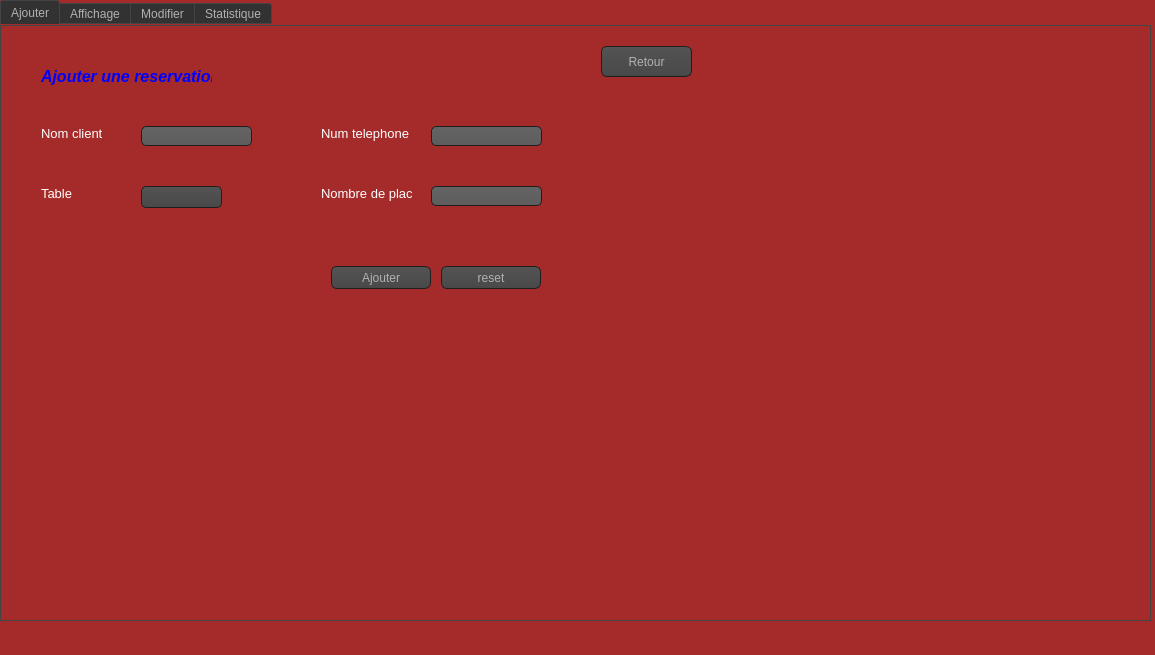
This is mainwindow.ui in soumaya-nheri/Smart-Restaurant-2A27 as Qt 5 draws it before an edit. The edited form follows.
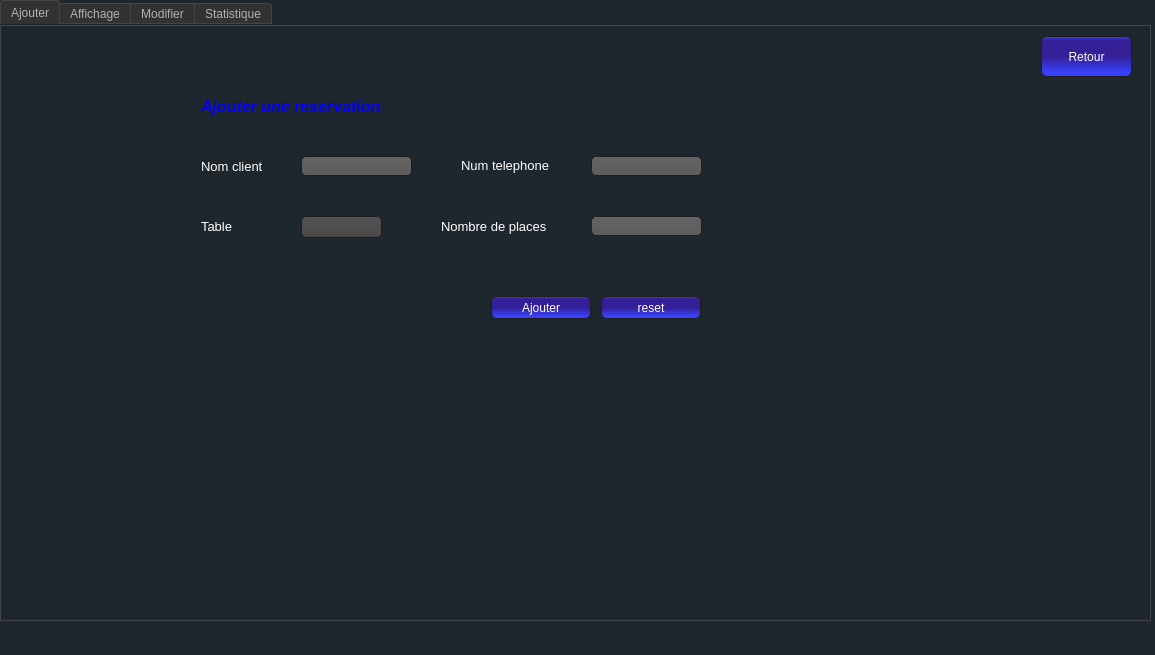
This is the edited form. The open tabs and pages were chosen to show the change. Icons and pictures are not drawn. Custom widgets are drawn as their Qt base class.

Patch:
```diff
--- a/mainwindow.ui
+++ b/mainwindow.ui
@@ -25,8 +25,8 @@
 
 QWidget
 {
-    color: #b1b1b1;
-       background-color: brown ;
+  color:white;
+background-color:#1e272e;
 }
 
 QWidget:item:hover
@@ -110,7 +110,7 @@
 QPushButton
 {
     color: #b1b1b1;
-    background-color: QLinearGradient( x1: 0, y1: 0, x2: 0, y2: 1, stop: 0 #565656, stop: 0.1 #525252, stop: 0.5 #4e4e4e, stop: 0.9 #4a4a4a, stop: 1 #464646);
+    background-color: QLinearGradient( x1: 0, y1: 0, x2: 0, y2: 1, stop: 0 #3742fa, stop: 0.1 #341f97, stop: 0.5 #341f97, stop: 0.9 #3742fa, stop: 1 #3742fa);
     border-width: 1px;
     border-color: #1e1e1e;
     border-style: solid;
@@ -472,7 +472,10 @@
 QCheckBox::indicator:disabled, QRadioButton::indicator:disabled
 {
     border: 1px solid #444;
-}</string>
+}
+
+
+</string>
   </property>
   <widget class="QWidget" name="centralWidget">
    <widget class="QStackedWidget" name="stackedWidget">
@@ -2187,465 +2190,7 @@
        </rect>
       </property>
       <property name="styleSheet">
-       <string notr="true">QToolTip
-{
-     border: 1px solid black;
-     background-color: #ffa02f;
-     padding: 1px;
-     border-radius: 3px;
-     opacity: 100;
-}
-
-QWidget
-{
-    color: #b1b1b1;
-       background-color:brown;
-}
-
-QWidget:item:hover
-{
-    background-color: QLinearGradient( x1: 0, y1: 0, x2: 0, y2: 1, stop: 0 #ffa02f, stop: 1 #ca0619);
-    color: #000000;
-}
-
-QWidget:item:selected
-{
-    background-color: QLinearGradient( x1: 0, y1: 0, x2: 0, y2: 1, stop: 0 #ffa02f, stop: 1 #d7801a);
-}
-
-QMenuBar::item
-{
-    background: transparent;
-}
-
-QMenuBar::item:selected
-{
-    background: transparent;
-    border: 1px solid #ffaa00;
-}
-
-QMenuBar::item:pressed
-{
-    background: #444;
-    border: 1px solid #000;
-    background-color: QLinearGradient(
-        x1:0, y1:0,
-        x2:0, y2:1,
-        stop:1 #212121,
-        stop:0.4 #343434/*,
-        stop:0.2 #343434,
-        stop:0.1 #ffaa00*/
-    );
-    margin-bottom:-1px;
-    padding-bottom:1px;
-}
-
-QMenu
-{
-    border: 1px solid #000;
-}
-
-QMenu::item
-{
-    padding: 2px 20px 2px 20px;
-}
-
-QMenu::item:selected
-{
-    color: #000000;
-}
-
-QWidget:disabled
-{
-    color: #404040;
-    background-color: #323232;
-}
-
-QAbstractItemView
-{
-    background-color: QLinearGradient( x1: 0, y1: 0, x2: 0, y2: 1, stop: 0 #4d4d4d, stop: 0.1 #646464, stop: 1 #5d5d5d);
-}
-
-QWidget:focus
-{
-    /*border: 2px solid QLinearGradient( x1: 0, y1: 0, x2: 0, y2: 1, stop: 0 #ffa02f, stop: 1 #d7801a);*/
-}
-
-QLineEdit
-{
-    background-color: QLinearGradient( x1: 0, y1: 0, x2: 0, y2: 1, stop: 0 #4d4d4d, stop: 0 #646464, stop: 1 #5d5d5d);
-    padding: 1px;
-    border-style: solid;
-    border: 1px solid #1e1e1e;
-    border-radius: 5;
-}
-
-QPushButton
-{
-    color: #b1b1b1;
-    background-color: QLinearGradient( x1: 0, y1: 0, x2: 0, y2: 1, stop: 0 #565656, stop: 0.1 #525252, stop: 0.5 #4e4e4e, stop: 0.9 #4a4a4a, stop: 1 #464646);
-    border-width: 1px;
-    border-color: #1e1e1e;
-    border-style: solid;
-    border-radius: 6;
-    padding: 3px;
-    font-size: 12px;
-    padding-left: 5px;
-    padding-right: 5px;
-}
-
-QPushButton:pressed
-{
-    background-color: QLinearGradient( x1: 0, y1: 0, x2: 0, y2: 1, stop: 0 #2d2d2d, stop: 0.1 #2b2b2b, stop: 0.5 #292929, stop: 0.9 #282828, stop: 1 #252525);
-}
-
-QComboBox
-{
-    selection-background-color: #ffaa00;
-    background-color: QLinearGradient( x1: 0, y1: 0, x2: 0, y2: 1, stop: 0 #565656, stop: 0.1 #525252, stop: 0.5 #4e4e4e, stop: 0.9 #4a4a4a, stop: 1 #464646);
-    border-style: solid;
-    border: 1px solid #1e1e1e;
-    border-radius: 5;
-}
-
-QComboBox:hover,QPushButton:hover
-{
-    border: 2px solid QLinearGradient( x1: 0, y1: 0, x2: 0, y2: 1, stop: 0 #ffa02f, stop: 1 #d7801a);
-}
-
-
-QComboBox:on
-{
-    padding-top: 3px;
-    padding-left: 4px;
-    background-color: QLinearGradient( x1: 0, y1: 0, x2: 0, y2: 1, stop: 0 #2d2d2d, stop: 0.1 #2b2b2b, stop: 0.5 #292929, stop: 0.9 #282828, stop: 1 #252525);
-    selection-background-color: #ffaa00;
-}
-
-QComboBox QAbstractItemView
-{
-    border: 2px solid darkgray;
-    selection-background-color: QLinearGradient( x1: 0, y1: 0, x2: 0, y2: 1, stop: 0 #ffa02f, stop: 1 #d7801a);
-}
-
-QComboBox::drop-down
-{
-     subcontrol-origin: padding;
-     subcontrol-position: top right;
-     width: 15px;
-
-     border-left-width: 0px;
-     border-left-color: darkgray;
-     border-left-style: solid; /* just a single line */
-     border-top-right-radius: 3px; /* same radius as the QComboBox */
-     border-bottom-right-radius: 3px;
- }
-
-QComboBox::down-arrow
-{
-     image: url(:/down_arrow.png);
-}
-
-QGroupBox:focus
-{
-border: 2px solid QLinearGradient( x1: 0, y1: 0, x2: 0, y2: 1, stop: 0 #ffa02f, stop: 1 #d7801a);
-}
-
-QTextEdit:focus
-{
-    border: 2px solid QLinearGradient( x1: 0, y1: 0, x2: 0, y2: 1, stop: 0 #ffa02f, stop: 1 #d7801a);
-}
-
-QScrollBar:horizontal {
-     border: 1px solid #222222;
-     background: QLinearGradient( x1: 0, y1: 0, x2: 0, y2: 1, stop: 0.0 #121212, stop: 0.2 #282828, stop: 1 #484848);
-     height: 7px;
-     margin: 0px 16px 0 16px;
-}
-
-QScrollBar::handle:horizontal
-{
-      background: QLinearGradient( x1: 0, y1: 0, x2: 1, y2: 0, stop: 0 #ffa02f, stop: 0.5 #d7801a, stop: 1 #ffa02f);
-      min-height: 20px;
-      border-radius: 2px;
-}
-
-QScrollBar::add-line:horizontal {
-      border: 1px solid #1b1b19;
-      border-radius: 2px;
-      background: QLinearGradient( x1: 0, y1: 0, x2: 1, y2: 0, stop: 0 #ffa02f, stop: 1 #d7801a);
-      width: 14px;
-      subcontrol-position: right;
-      subcontrol-origin: margin;
-}
-
-QScrollBar::sub-line:horizontal {
-      border: 1px solid #1b1b19;
-      border-radius: 2px;
-      background: QLinearGradient( x1: 0, y1: 0, x2: 1, y2: 0, stop: 0 #ffa02f, stop: 1 #d7801a);
-      width: 14px;
-     subcontrol-position: left;
-     subcontrol-origin: margin;
-}
-
-QScrollBar::right-arrow:horizontal, QScrollBar::left-arrow:horizontal
-{
-      border: 1px solid black;
-      width: 1px;
-      height: 1px;
-      background: white;
-}
-
-QScrollBar::add-page:horizontal, QScrollBar::sub-page:horizontal
-{
-      background: none;
-}
-
-QScrollBar:vertical
-{
-      background: QLinearGradient( x1: 0, y1: 0, x2: 1, y2: 0, stop: 0.0 #121212, stop: 0.2 #282828, stop: 1 #484848);
-      width: 7px;
-      margin: 16px 0 16px 0;
-      border: 1px solid #222222;
-}
-
-QScrollBar::handle:vertical
-{
-      background: QLinearGradient( x1: 0, y1: 0, x2: 0, y2: 1, stop: 0 #ffa02f, stop: 0.5 #d7801a, stop: 1 #ffa02f);
-      min-height: 20px;
-      border-radius: 2px;
-}
-
-QScrollBar::add-line:vertical
-{
-      border: 1px solid #1b1b19;
-      border-radius: 2px;
-      background: QLinearGradient( x1: 0, y1: 0, x2: 0, y2: 1, stop: 0 #ffa02f, stop: 1 #d7801a);
-      height: 14px;
-      subcontrol-position: bottom;
-      subcontrol-origin: margin;
-}
-
-QScrollBar::sub-line:vertical
-{
-      border: 1px solid #1b1b19;
-      border-radius: 2px;
-      background: QLinearGradient( x1: 0, y1: 0, x2: 0, y2: 1, stop: 0 #d7801a, stop: 1 #ffa02f);
-      height: 14px;
-      subcontrol-position: top;
-      subcontrol-origin: margin;
-}
-
-QScrollBar::up-arrow:vertical, QScrollBar::down-arrow:vertical
-{
-      border: 1px solid black;
-      width: 1px;
-      height: 1px;
-      background: white;
-}
-
-
-QScrollBar::add-page:vertical, QScrollBar::sub-page:vertical
-{
-      background: none;
-}
-
-QTextEdit
-{
-    background-color: #242424;
-}
-
-QPlainTextEdit
-{
-    background-color: #242424;
-}
-
-QHeaderView::section
-{
-    background-color: QLinearGradient(x1:0, y1:0, x2:0, y2:1, stop:0 #616161, stop: 0.5 #505050, stop: 0.6 #434343, stop:1 #656565);
-    color: white;
-    padding-left: 4px;
-    border: 1px solid #6c6c6c;
-}
-
-QCheckBox:disabled
-{
-color: #414141;
-}
-
-QDockWidget::title
-{
-    text-align: center;
-    spacing: 3px; /* spacing between items in the tool bar */
-    background-color: QLinearGradient(x1:0, y1:0, x2:0, y2:1, stop:0 #323232, stop: 0.5 #242424, stop:1 #323232);
-}
-
-QDockWidget::close-button, QDockWidget::float-button
-{
-    text-align: center;
-    spacing: 1px; /* spacing between items in the tool bar */
-    background-color: QLinearGradient(x1:0, y1:0, x2:0, y2:1, stop:0 #323232, stop: 0.5 #242424, stop:1 #323232);
-}
-
-QDockWidget::close-button:hover, QDockWidget::float-button:hover
-{
-    background: #242424;
-}
-
-QDockWidget::close-button:pressed, QDockWidget::float-button:pressed
-{
-    padding: 1px -1px -1px 1px;
-}
-
-QMainWindow::separator
-{
-    background-color: QLinearGradient(x1:0, y1:0, x2:0, y2:1, stop:0 #161616, stop: 0.5 #151515, stop: 0.6 #212121, stop:1 #343434);
-    color: white;
-    padding-left: 4px;
-    border: 1px solid #4c4c4c;
-    spacing: 3px; /* spacing between items in the tool bar */
-}
-
-QMainWindow::separator:hover
-{
-
-    background-color: QLinearGradient(x1:0, y1:0, x2:0, y2:1, stop:0 #d7801a, stop:0.5 #b56c17 stop:1 #ffa02f);
-    color: white;
-    padding-left: 4px;
-    border: 1px solid #6c6c6c;
-    spacing: 3px; /* spacing between items in the tool bar */
-}
-
-QToolBar::handle
-{
-     spacing: 3px; /* spacing between items in the tool bar */
-     background: url(:/images/handle.png);
-}
-
-QMenu::separator
-{
-    height: 2px;
-    background-color: QLinearGradient(x1:0, y1:0, x2:0, y2:1, stop:0 #161616, stop: 0.5 #151515, stop: 0.6 #212121, stop:1 #343434);
-    color: white;
-    padding-left: 4px;
-    margin-left: 10px;
-    margin-right: 5px;
-}
-
-QProgressBar
-{
-    border: 2px solid grey;
-    border-radius: 5px;
-    text-align: center;
-}
-
-QProgressBar::chunk
-{
-    background-color: #d7801a;
-    width: 2.15px;
-    margin: 0.5px;
-}
-
-QTabBar::tab {
-    color: #b1b1b1;
-    border: 1px solid #444;
-    border-bottom-style: none;
-    background-color: #323232;
-    padding-left: 10px;
-    padding-right: 10px;
-    padding-top: 3px;
-    padding-bottom: 2px;
-    margin-right: -1px;
-}
-
-QTabWidget::pane {
-    border: 1px solid #444;
-    top: 1px;
-}
-
-QTabBar::tab:last
-{
-    margin-right: 0; /* the last selected tab has nothing to overlap with on the right */
-    border-top-right-radius: 3px;
-}
-
-QTabBar::tab:first:!selected
-{
- margin-left: 0px; /* the last selected tab has nothing to overlap with on the right */
-
-
-    border-top-left-radius: 3px;
-}
-
-QTabBar::tab:!selected
-{
-    color: #b1b1b1;
-    border-bottom-style: solid;
-    margin-top: 3px;
-    background-color: QLinearGradient(x1:0, y1:0, x2:0, y2:1, stop:1 #212121, stop:.4 #343434);
-}
-
-QTabBar::tab:selected
-{
-    border-top-left-radius: 3px;
-    border-top-right-radius: 3px;
-    margin-bottom: 0px;
-}
-
-QTabBar::tab:!selected:hover
-{
-    /*border-top: 2px solid #ffaa00;
-    padding-bottom: 3px;*/
-    border-top-left-radius: 3px;
-    border-top-right-radius: 3px;
-    background-color: QLinearGradient(x1:0, y1:0, x2:0, y2:1, stop:1 #212121, stop:0.4 #343434, stop:0.2 #343434, stop:0.1 #ffaa00);
-}
-
-QRadioButton::indicator:checked, QRadioButton::indicator:unchecked{
-    color: #b1b1b1;
-    background-color: #323232;
-    border: 1px solid #b1b1b1;
-    border-radius: 6px;
-}
-
-QRadioButton::indicator:checked
-{
-    background-color: qradialgradient(
-        cx: 0.5, cy: 0.5,
-        fx: 0.5, fy: 0.5,
-        radius: 1.0,
-        stop: 0.25 #ffaa00,
-        stop: 0.3 #323232
-    );
-}
-
-QCheckBox::indicator{
-    color: #b1b1b1;
-    background-color: #323232;
-    border: 1px solid #b1b1b1;
-    width: 9px;
-    height: 9px;
-}
-
-QRadioButton::indicator
-{
-    border-radius: 6px;
-}
-
-QRadioButton::indicator:hover, QCheckBox::indicator:hover
-{
-    border: 1px solid #ffaa00;
-}
-
-QCheckBox::indicator:checked
-{
-    image:url(:/images/checkbox.png);
-}
-
-QCheckBox::indicator:disabled, QRadioButton::indicator:disabled
-{
-    border: 1px solid #444;
-}</string>
+       <string notr="true"/>
       </property>
       <property name="currentIndex">
        <number>1</number>
@@ -2660,9 +2205,9 @@
         </property>
         <property name="geometry">
          <rect>
-          <x>40</x>
-          <y>30</y>
-          <width>171</width>
+          <x>200</x>
+          <y>60</y>
+          <width>371</width>
           <height>41</height>
          </rect>
         </property>
@@ -2684,8 +2229,8 @@
        <widget class="QLineEdit" name="nom">
         <property name="geometry">
          <rect>
-          <x>140</x>
-          <y>100</y>
+          <x>300</x>
+          <y>130</y>
           <width>111</width>
           <height>20</height>
          </rect>
@@ -2697,8 +2242,8 @@
        <widget class="QLineEdit" name="telephone">
         <property name="geometry">
          <rect>
-          <x>430</x>
-          <y>100</y>
+          <x>590</x>
+          <y>130</y>
           <width>111</width>
           <height>20</height>
          </rect>
@@ -2713,8 +2258,8 @@
        <widget class="QPushButton" name="reset_2_reservation">
         <property name="geometry">
          <rect>
-          <x>440</x>
-          <y>240</y>
+          <x>600</x>
+          <y>270</y>
           <width>100</width>
           <height>23</height>
          </rect>
@@ -2733,10 +2278,10 @@
        <widget class="QLabel" name="label_23">
         <property name="geometry">
          <rect>
-          <x>40</x>
-          <y>100</y>
-          <width>71</width>
-          <height>16</height>
+          <x>200</x>
+          <y>130</y>
+          <width>91</width>
+          <height>21</height>
          </rect>
         </property>
         <property name="text">
@@ -2746,8 +2291,8 @@
        <widget class="QPushButton" name="ajouter_reservation">
         <property name="geometry">
          <rect>
-          <x>330</x>
-          <y>240</y>
+          <x>490</x>
+          <y>270</y>
           <width>100</width>
           <height>23</height>
          </rect>
@@ -2766,10 +2311,10 @@
        <widget class="QLabel" name="label_25">
         <property name="geometry">
          <rect>
-          <x>320</x>
-          <y>100</y>
-          <width>91</width>
-          <height>16</height>
+          <x>460</x>
+          <y>130</y>
+          <width>121</width>
+          <height>20</height>
          </rect>
         </property>
         <property name="text">
@@ -2779,10 +2324,10 @@
        <widget class="QLabel" name="label_26">
         <property name="geometry">
          <rect>
-          <x>40</x>
-          <y>160</y>
+          <x>200</x>
+          <y>190</y>
           <width>71</width>
-          <height>16</height>
+          <height>21</height>
          </rect>
         </property>
         <property name="text">
@@ -2792,8 +2337,8 @@
        <widget class="QComboBox" name="tables">
         <property name="geometry">
          <rect>
-          <x>140</x>
-          <y>160</y>
+          <x>300</x>
+          <y>190</y>
           <width>81</width>
           <height>22</height>
          </rect>
@@ -2805,8 +2350,8 @@
        <widget class="QLabel" name="table_msg">
         <property name="geometry">
          <rect>
-          <x>50</x>
-          <y>190</y>
+          <x>210</x>
+          <y>220</y>
           <width>241</width>
           <height>16</height>
          </rect>
@@ -2818,8 +2363,8 @@
        <widget class="QLineEdit" name="nombre">
         <property name="geometry">
          <rect>
-          <x>430</x>
-          <y>160</y>
+          <x>590</x>
+          <y>190</y>
           <width>111</width>
           <height>20</height>
          </rect>
@@ -2834,10 +2379,10 @@
        <widget class="QLabel" name="label_27">
         <property name="geometry">
          <rect>
-          <x>320</x>
-          <y>160</y>
-          <width>91</width>
-          <height>16</height>
+          <x>440</x>
+          <y>190</y>
+          <width>151</width>
+          <height>21</height>
          </rect>
         </property>
         <property name="text">
@@ -2847,8 +2392,8 @@
        <widget class="QLabel" name="nom_msg">
         <property name="geometry">
          <rect>
-          <x>40</x>
-          <y>130</y>
+          <x>200</x>
+          <y>160</y>
           <width>241</width>
           <height>16</height>
          </rect>
@@ -2860,8 +2405,8 @@
        <widget class="QLabel" name="telephone_msg">
         <property name="geometry">
          <rect>
-          <x>320</x>
-          <y>120</y>
+          <x>480</x>
+          <y>150</y>
           <width>241</width>
           <height>16</height>
          </rect>
@@ -2873,8 +2418,8 @@
        <widget class="QLabel" name="nombre_places_msg">
         <property name="geometry">
          <rect>
-          <x>320</x>
-          <y>190</y>
+          <x>480</x>
+          <y>220</y>
           <width>241</width>
           <height>16</height>
          </rect>
@@ -2886,10 +2431,10 @@
        <widget class="QPushButton" name="retour_reservation">
         <property name="geometry">
          <rect>
-          <x>600</x>
-          <y>20</y>
+          <x>1040</x>
+          <y>10</y>
           <width>91</width>
-          <height>31</height>
+          <height>41</height>
          </rect>
         </property>
         <property name="styleSheet">
@@ -2909,6 +2454,39 @@
          </size>
         </property>
        </widget>
+       <widget class="QPushButton" name="pushButton_17">
+        <property name="geometry">
+         <rect>
+          <x>0</x>
+          <y>0</y>
+          <width>121</width>
+          <height>91</height>
+         </rect>
+        </property>
+        <property name="styleSheet">
+         <string notr="true">QPushButton
+{
+ 
+    background-color: #1e272e;
+    
+    border-color: #1e272e;
+   
+}</string>
+        </property>
+        <property name="text">
+         <string/>
+        </property>
+        <property name="icon">
+         <iconset resource="Ressources.qrc">
+          <normaloff>:/new/images/images/Image4.png</normaloff>:/new/images/images/Image4.png</iconset>
+        </property>
+        <property name="iconSize">
+         <size>
+          <width>80</width>
+          <height>80</height>
+         </size>
+        </property>
+       </widget>
       </widget>
       <widget class="QWidget" name="Affichage_2">
        <attribute name="title">
```
Left out of the diff: 2218 changed lines with no effect on the pictures.
